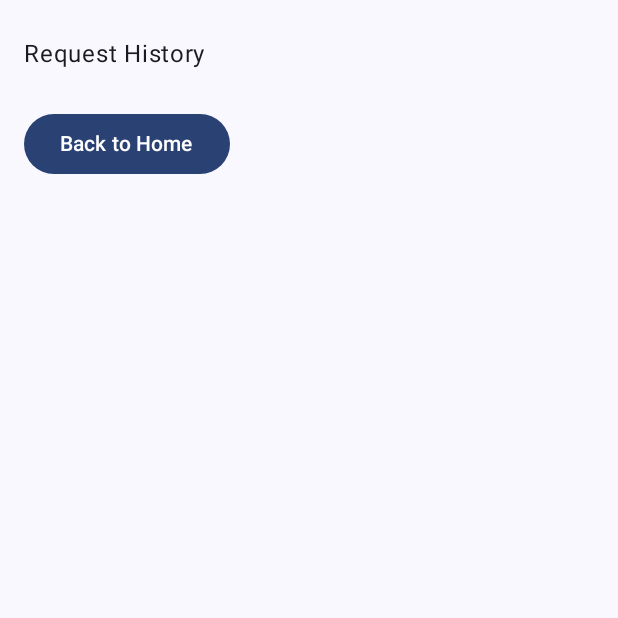
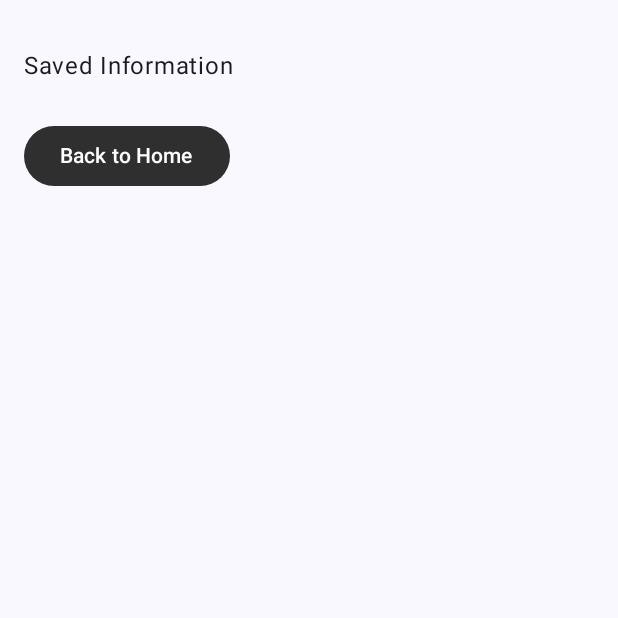
Before and after one commit to DevDewangan16/BrevIQ, an Android app built with Jetpack Compose: the SaveScreen screen opened through its navigation route, on a phone screen of 412 x 824 dp, the top half of it. Run offline under Robolectric (Android 15) with nearby library versions, the phone set to English and light mode, and no system bars; our stand-ins replace Firebase (no records; nobody signed in at launch, a user with empty details on screens opened directly).

Commit message:
UI Update: Improved Saved & History Screens

```diff
--- a/app/src/main/java/com/example/gemi/ui/SavedScreen.kt
+++ b/app/src/main/java/com/example/gemi/ui/SavedScreen.kt
@@ -14,8 +14,10 @@ import androidx.compose.foundation.layout.*
 import androidx.compose.foundation.lazy.LazyColumn
 import androidx.compose.foundation.lazy.items
 import androidx.compose.material.*
+import androidx.compose.material3.ButtonDefaults
 import androidx.compose.material3.CardDefaults
 import androidx.compose.runtime.*
+import androidx.compose.ui.Alignment
 import androidx.compose.ui.graphics.Color
 import androidx.lifecycle.viewmodel.compose.viewModel
 import androidx.navigation.NavController
@@ -28,9 +30,9 @@ fun SaveScreen(brevIQViewModel: BrevIQViewModel,navController: NavController) {
     Column(modifier = Modifier
         .fillMaxSize()
         .padding(16.dp)) {
-        Spacer(modifier = Modifier.height(8.dp))
+        Spacer(modifier = Modifier.height(16.dp))
 
-        Text(text = "Request History")
+        Text(text = "Saved Information")
 
         Spacer(modifier = Modifier.height(8.dp))
 
@@ -48,10 +50,15 @@ fun SaveScreen(brevIQViewModel: BrevIQViewModel,navController: NavController) {
                     Column(modifier = Modifier.padding(16.dp)) {
                         Text(text = "Request: ${entry.request}")
                         Text(text = "Response: ${entry.response}")
-                        Button(onClick = {
-                           brevIQViewModel.removeFromCart(entry)
-                        }) {
-                            Text(text = "Remove")
+                        Box(modifier = Modifier.fillMaxWidth(), contentAlignment = Alignment.Center) {
+                            Button(onClick = {
+                                brevIQViewModel.removeFromCart(entry)
+                            },
+                                colors = ButtonDefaults.buttonColors(
+                                    containerColor = Color(0xFF2F2F2F)
+                                )) {
+                                Text(text = "Remove")
+                            }
                         }
                     }
                 }
@@ -60,7 +67,10 @@ fun SaveScreen(brevIQViewModel: BrevIQViewModel,navController: NavController) {
 
         Spacer(modifier = Modifier.height(16.dp))
 
-        Button(onClick = { navController.popBackStack() }) {
+        Button(onClick = { navController.popBackStack() },
+            colors = ButtonDefaults.buttonColors(
+                containerColor = Color(0xFF2F2F2F)
+            )) {
             Text("Back to Home")
         }
     }
```
Also changed, not shown: app/src/main/java/com/example/gemi/ui/HistoryScreen.kt (+6 -2 lines), app/src/main/java/com/example/gemi/ui/SummarizationScreen.kt (+15 -4 lines).
